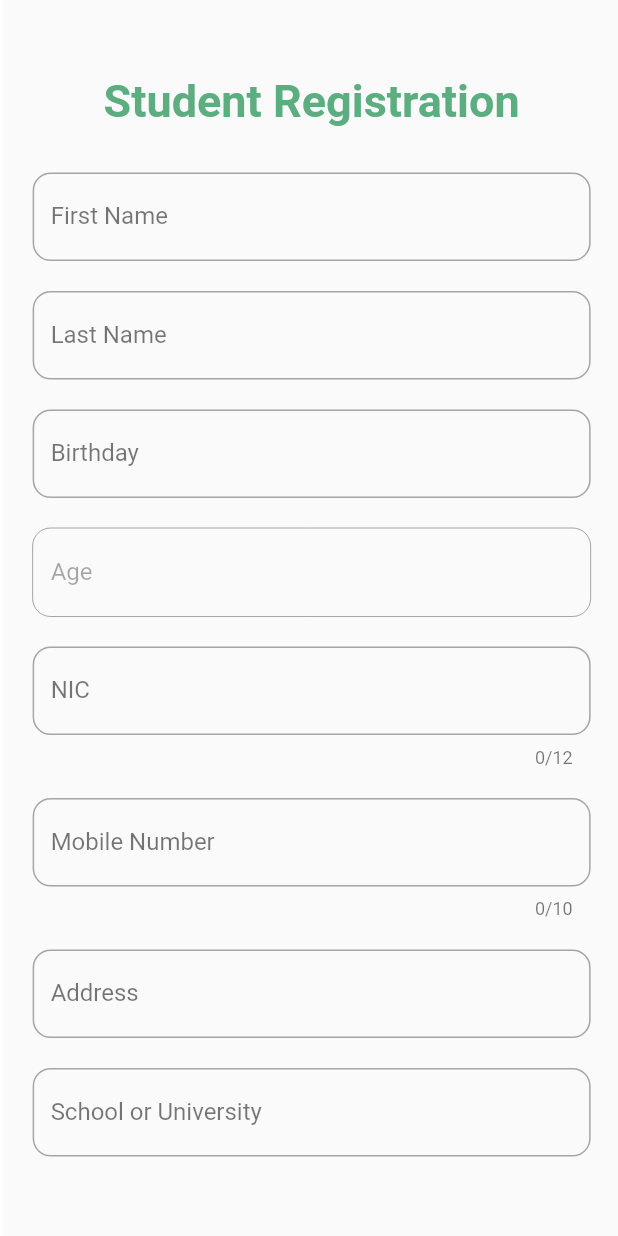
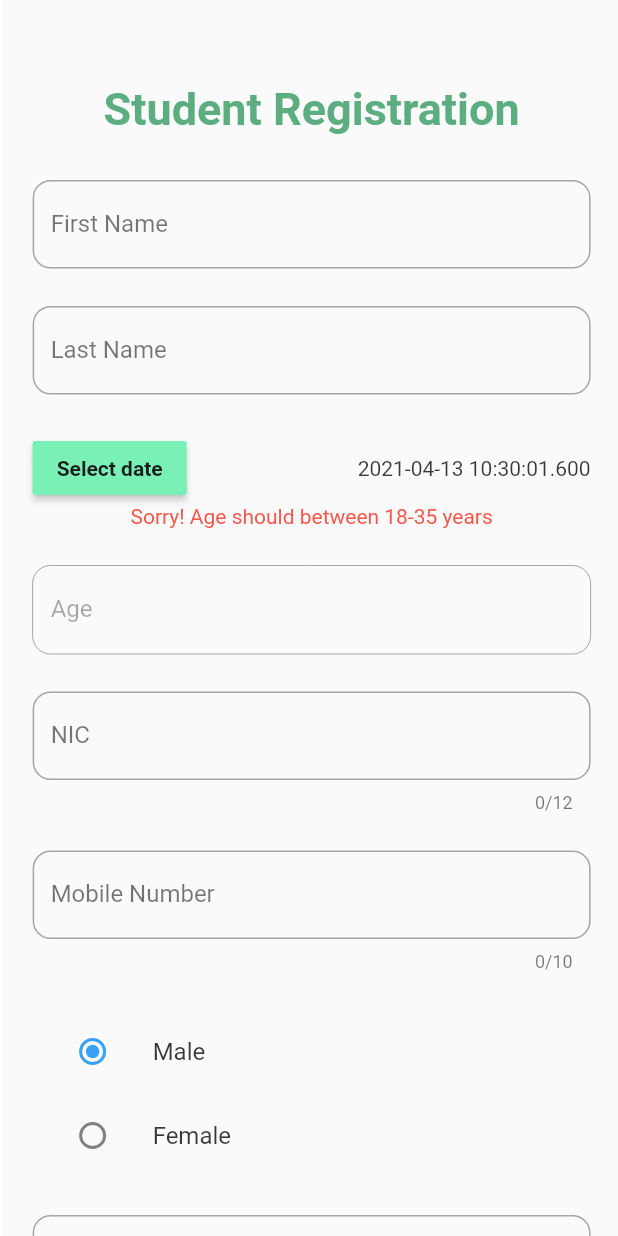
Before and after one commit to ahkam-9408/Flutter-Input-Validation, a Flutter app: the FormPage screen opened directly, on a phone screen of 412 x 824 dp. Run offline on Flutter 3.47's test engine with Material 2 defaults, Android fonts, the phone set to English and light mode, and no system bars; missing offline and left inert: regexpattern.

```diff
--- a/lib/pages/components/custom_sized_box.dart
+++ b/lib/pages/components/custom_sized_box.dart
@@ -6,7 +6,7 @@ class CustomSizedBox extends StatelessWidget {
   @override
   Widget build(BuildContext context) {
     return SizedBox(
-      height: 20,
+      height: 25,
     );
   }
 }
--- a/lib/pages/components/custom_text_field.dart
+++ b/lib/pages/components/custom_text_field.dart
@@ -10,6 +10,7 @@ class CustomTextField extends StatefulWidget {
   final String customReg;
   final String customReg2;
   final int maxLength;
+  final TextEditingController controller;
 
   final String errTxt;
 
@@ -22,7 +23,8 @@ class CustomTextField extends StatefulWidget {
       this.customReg2,
       @required this.keyboardType,
       this.isEnabled = true,
-      this.maxLength});
+      this.maxLength,
+      @required this.controller});
 
   @override
   _CustomTextFieldState createState() => _CustomTextFieldState();
@@ -31,12 +33,12 @@ class CustomTextField extends StatefulWidget {
 class _CustomTextFieldState extends State<CustomTextField> {
   String errorText = "";
 
-  final controller = TextEditingController();
+  // final controller = TextEditingController();
 
   @override
   Widget build(BuildContext context) {
     return TextField(
-      controller: controller,
+      controller: widget.controller,
       keyboardType: widget.keyboardType,
       onChanged: onChange,
       enabled: widget.isEnabled,
@@ -56,25 +58,35 @@ class _CustomTextFieldState extends State<CustomTextField> {
 
   void onChange(value) {
     if (widget.customReg == "TryOtherPattern") {
-      if (RegVal.hasMatch(controller.text, widget.pattern)) {
+      if (RegVal.hasMatch(widget.controller.text, widget.pattern)) {
         setErrorState("");
       } else {
         setErrorState(widget.errTxt);
       }
     } else {
       if (widget.customReg2 != null) {
-        if (RegExp(widget.customReg2).hasMatch(controller.text) ||
-            RegExp(widget.customReg).hasMatch(controller.text)) {
+        if (RegExp(widget.customReg2).hasMatch(widget.controller.text) ||
+            RegExp(widget.customReg).hasMatch(widget.controller.text)) {
           setErrorState("");
         } else {
           setErrorState(widget.errTxt);
         }
       } else {
-        if (RegExp(widget.customReg).hasMatch(controller.text)) {
+        if (RegExp(widget.customReg).hasMatch(widget.controller.text)) {
           setErrorState("");
         } else {
           setErrorState(widget.errTxt);
         }
+      }
+    }
+
+    if(!widget.isEnabled){
+      print("run");
+      int ageValue = int.parse(widget.controller.text);
+      if(ageValue<=18 || ageValue >=35){
+        setErrorState(widget.errTxt);
+      }else{
+        setErrorState("");
       }
     }
   }
--- a/lib/pages/form.dart
+++ b/lib/pages/form.dart
@@ -10,15 +10,29 @@ class FormPage extends StatefulWidget {
   _FormPageState createState() => _FormPageState();
 }
 
+enum Gender { male, female }
+
 class _FormPageState extends State<FormPage> {
   String errorFirstName = "Please Enter Valid First Name";
   String errorLastName = "Please Enter Valid Last Name";
+  String errorAge = "Sorry! Age should between 18-35 years";
   String errorNIC = "Please Enter Valid NIC Number";
   String errorMobileNumber = "Please Enter Valid Mobile Number";
-  String errorAddress = "Please Enter Address";
+  String errorAddress = "Please Enter Valid Address";
+  String errorSchool = "Please Enter Valid School or University";
 
-  final firstName = TextEditingController();
-  final lastName = TextEditingController();
+  final firstNameController = TextEditingController();
+  final lastNameController = TextEditingController();
+  final ageController = TextEditingController();
+  final nicController = TextEditingController();
+  final mobileNumberController = TextEditingController();
+  final addressController = TextEditingController();
+  final schoolController = TextEditingController();
+
+  DateTime selectedDate = DateTime.now();
+  int difference = 0;
+
+  Gender _gender = Gender.male;
 
   @override
   Widget build(BuildContext context) {
@@ -28,13 +42,11 @@ class _FormPageState extends State<FormPage> {
     return Scaffold(
       body: SingleChildScrollView(
         child: Container(
-            width: screenWidth,
-            height: screenHeight,
             padding: EdgeInsets.all(20),
             child: Column(
               children: [
                 SizedBox(
-                  height: 30,
+                  height: 35,
                 ),
                 Text(
                   "Student Registration",
@@ -53,6 +65,7 @@ class _FormPageState extends State<FormPage> {
                   errTxt: errorFirstName,
                   keyboardType: TextInputType.name,
                   customReg: r"^(?![\s.]+$)[a-zA-Z\s.]*$",
+                  controller: firstNameController,
                 ),
                 CustomSizedBox(),
                 CustomTextField(
@@ -60,22 +73,40 @@ class _FormPageState extends State<FormPage> {
                   labelText: "Last Name",
                   errTxt: errorLastName,
                   keyboardType: TextInputType.name,
-                    customReg: r"^(?![\s.]+$)[a-zA-Z\s.]*$"),
+                  customReg: r"^(?![\s.]+$)[a-zA-Z\s.]*$",
+                  controller: lastNameController,
+                ),
                 CustomSizedBox(),
-                CustomTextField(
-                    hintText: "Enter your birthday here",
-                    labelText: "Birthday",
-                    errTxt: errorLastName,
-                    keyboardType: TextInputType.datetime,
-                    pattern: RegexPattern.basicDateTime),
+                Row(
+                  mainAxisAlignment: MainAxisAlignment.spaceBetween,
+                  children: [
+                    RaisedButton(
+                      onPressed: () => _selectDate(context), // Refer step 3
+                      child: Text(
+                        'Select date',
+                        style: TextStyle(
+                            color: Colors.black, fontWeight: FontWeight.bold),
+                      ),
+                      color: Colors.greenAccent,
+                    ),
+                    Text(selectedDate.toString())
+                  ],
+                ),
+                difference >= 18 && difference <= 35
+                    ? Text("")
+                    : Text(
+                        "Sorry! Age should between 18-35 years",
+                        style: TextStyle(color: Colors.red),
+                      ),
                 CustomSizedBox(),
                 CustomTextField(
                   hintText: "Enter your age here",
                   labelText: "Age",
-                  errTxt: errorLastName,
+                  errTxt: errorAge,
                   keyboardType: TextInputType.name,
                   pattern: RegexPattern.alphabetOnly,
                   isEnabled: false,
+                  controller: ageController,
                 ),
                 CustomSizedBox(),
                 CustomTextField(
@@ -86,6 +117,7 @@ class _FormPageState extends State<FormPage> {
                   customReg: r"^[0-9]{9}[A-Z]{1}$",
                   customReg2: r"^[0-9]{12}$",
                   maxLength: 12,
+                  controller: nicController,
                 ),
                 CustomSizedBox(),
                 CustomTextField(
@@ -93,9 +125,35 @@ class _FormPageState extends State<FormPage> {
                   labelText: "Mobile Number",
                   errTxt: errorMobileNumber,
                   keyboardType: TextInputType.phone,
-                    maxLength:10,
+                  maxLength: 10,
                   pattern: RegexPattern.numericOnly,
                   customReg: "TryOtherPattern",
+                  controller: mobileNumberController,
+                ),
+                CustomSizedBox(),
+                ListTile(
+                  title: const Text('Male'),
+                  leading: Radio<Gender>(
+                    value: Gender.male,
+                    groupValue: _gender,
+                    onChanged: (Gender value) {
+                      setState(() {
+                        _gender = value;
+                      });
+                    },
+                  ),
+                ),
+                ListTile(
+                  title: const Text('Female'),
+                  leading: Radio<Gender>(
+                    value: Gender.female,
+                    groupValue: _gender,
+                    onChanged: (Gender value) {
+                      setState(() {
+                        _gender = value;
+                      });
+                    },
+                  ),
                 ),
                 CustomSizedBox(),
                 CustomTextField(
@@ -104,18 +162,38 @@ class _FormPageState extends State<FormPage> {
                   errTxt: errorAddress,
                   keyboardType: TextInputType.streetAddress,
                   customReg: r"^[a-zA-Z0-9\s,.'-]{3,}$",
+                  controller: addressController,
                 ),
                 CustomSizedBox(),
                 CustomTextField(
-                    hintText: "Enter your address here",
+                  hintText: "Enter your School or University here",
                   labelText: "School or University",
-                    errTxt: errorAddress,
-                    keyboardType: TextInputType.streetAddress,
+                  errTxt: errorSchool,
+                  keyboardType: TextInputType.text,
                   customReg: r"^[a-zA-Z0-9\s,.'-]{3,}$",
+                  controller: schoolController,
                 ),
               ],
             )),
       ),
     );
   }
+
+  _selectDate(BuildContext context) async {
+    final DateTime picked = await showDatePicker(
+      context: context,
+      initialDate: selectedDate, // Refer step 1
+      firstDate: DateTime(2000),
+      lastDate: DateTime(2025),
+    );
+    if (picked != null && picked != selectedDate)
+      setState(() {
+        selectedDate = picked;
+      });
+    setState(() {
+      difference =
+          ((DateTime.now().difference(selectedDate).inDays) / 365).floor();
+      ageController.text = difference.toString();
+    });
   }
+}
--- a/pubspec.yaml
+++ b/pubspec.yaml
@@ -29,6 +29,7 @@ dependencies:
   # Use with the CupertinoIcons class for iOS style icons.
   cupertino_icons: ^1.0.0
   regexpattern: ^1.0.0
+  syncfusion_flutter_datepicker: 18.4.49-beta
 
 dev_dependencies:
   flutter_test:
```
Also changed, not shown: pubspec.lock. Lines whose indentation alone changed are shown as unchanged.
